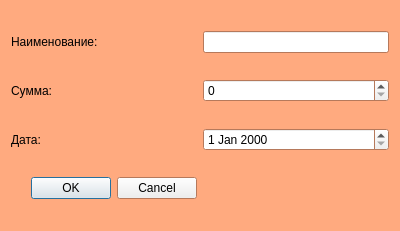
Above: add_elem_z.ui from boldoed/QT_YandexProject. before the change. Below: the same form after it.
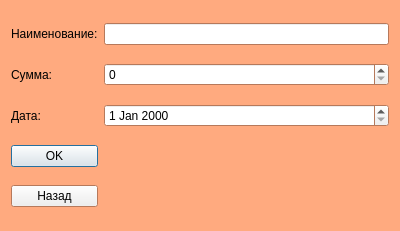
That is the form after the change.

The edit to the form file:
```diff
--- a/add_elem_z.ui
+++ b/add_elem_z.ui
@@ -85,9 +85,6 @@
      </property>
     </widget>
    </item>
-   <item row="0" column="1">
-    <widget class="QLineEdit" name="name_edit_z"/>
-   </item>
    <item row="0" column="0">
     <widget class="QLabel" name="name_label_z">
      <property name="text">
@@ -95,15 +92,8 @@
      </property>
     </widget>
    </item>
-   <item row="3" column="0">
-    <widget class="QDialogButtonBox" name="buttonBox">
-     <property name="orientation">
-      <enum>Qt::Horizontal</enum>
-     </property>
-     <property name="standardButtons">
-      <set>QDialogButtonBox::Cancel|QDialogButtonBox::Ok</set>
-     </property>
-    </widget>
+   <item row="0" column="1">
+    <widget class="QLineEdit" name="name_edit_z"/>
    </item>
    <item row="2" column="0">
     <widget class="QLabel" name="date_label_z">
@@ -112,11 +102,29 @@
      </property>
     </widget>
    </item>
-   <item row="1" column="1">
-    <widget class="QSpinBox" name="summa_edit_z"/>
-   </item>
    <item row="2" column="1">
-    <widget class="QDateEdit" name="dateEdit"/>
+    <widget class="QDateEdit" name="date_edit_z"/>
+   </item>
+   <item row="1" column="1">
+    <widget class="QSpinBox" name="summa_edit_z">
+     <property name="maximum">
+      <number>999999999</number>
+     </property>
+    </widget>
+   </item>
+   <item row="3" column="0">
+    <widget class="QPushButton" name="ok_btn_z">
+     <property name="text">
+      <string>OK</string>
+     </property>
+    </widget>
+   </item>
+   <item row="4" column="0">
+    <widget class="QPushButton" name="cancel_btn_z">
+     <property name="text">
+      <string>Назад</string>
+     </property>
+    </widget>
    </item>
   </layout>
  </widget>
```
Left out of the diff: 35 changed lines with no effect on the pictures.
